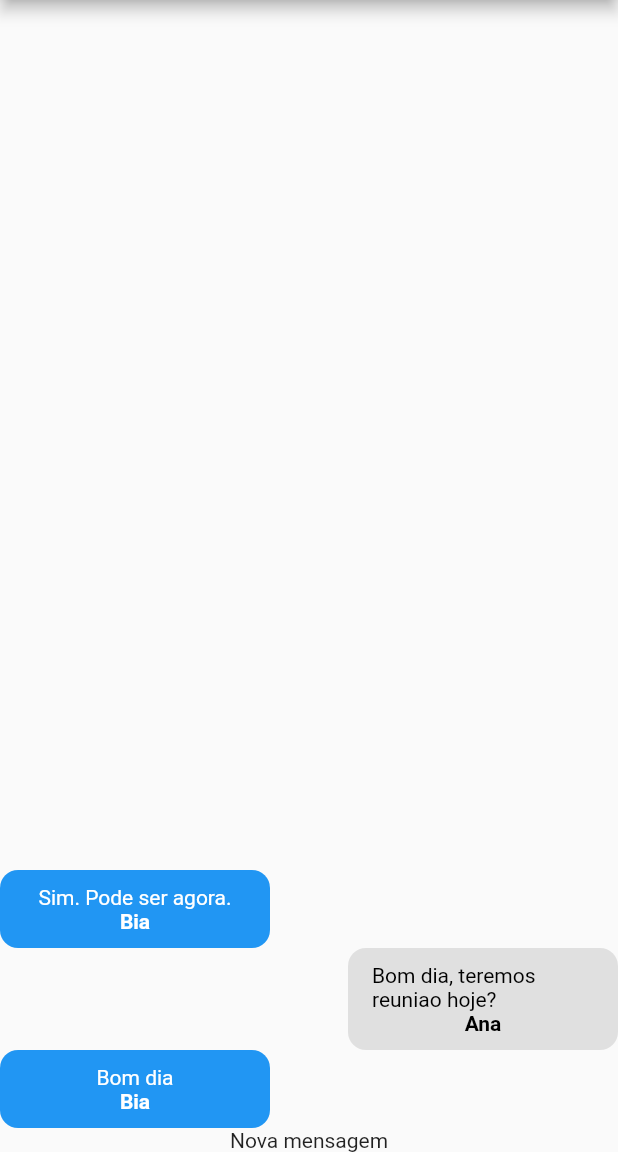
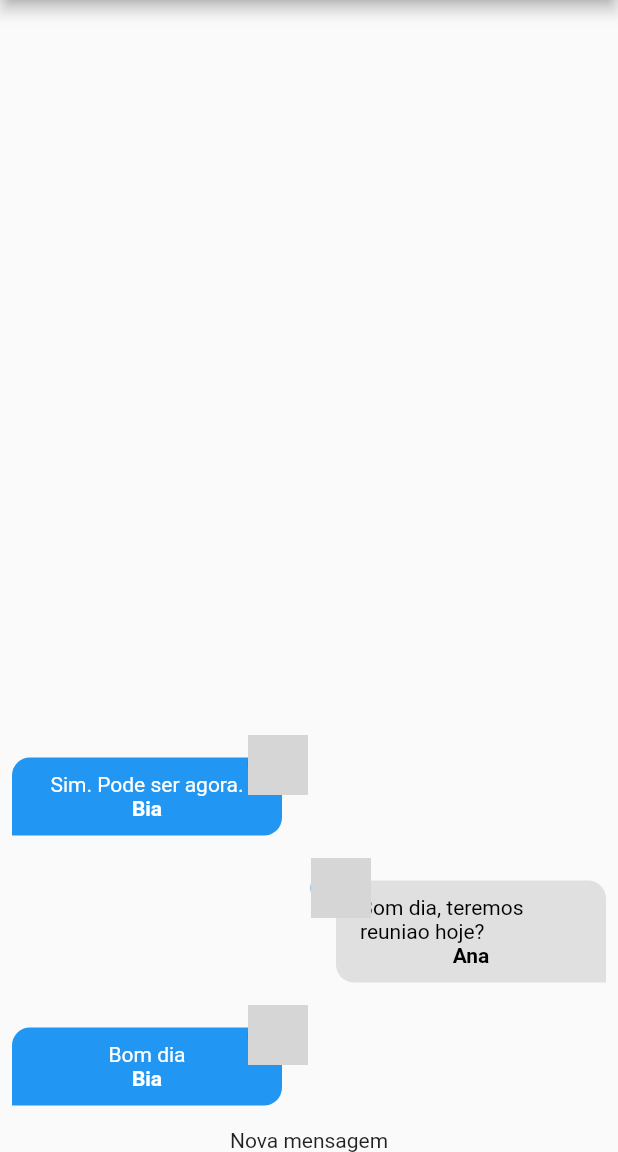
Before and after one commit to LuaDlc/chat_boom, a Flutter app: the screen it shows after launch, on a phone screen of 412 x 824 dp, the part 84-1236 px from its top. Run offline on Flutter 3.47's test engine with Material 2 defaults, Android fonts, the phone set to English and light mode, and no system bars; our stand-ins replace image_picker; accounts and stored records are empty; grey boxes are pictures that could not be loaded.

Commit message:
componente mensagem bubble: adicionando imagem

```diff
--- a/lib/components/message_bubble.dart
+++ b/lib/components/message_bubble.dart
@@ -1,9 +1,12 @@
 // ignore_for_file: public_member_api_docs, sort_constructors_first
+import 'dart:io';
+
 import 'package:flutter/material.dart';
 
 import 'package:chat/core/models/chat_message.dart';
 
 class MessageBubble extends StatelessWidget {
+  static const _defatultImage = 'assets/images/avatar.png';
   final ChatMessage message;
   final bool belongsToCurrentUser;
 
@@ -13,9 +16,34 @@ class MessageBubble extends StatelessWidget {
     required this.belongsToCurrentUser,
   }) : super(key: key);
 
+  Widget _showUserImage(String imageURL) {
+    ImageProvider? provider;
+
+    final uri = Uri.parse(imageURL);
+    /*
+  scheme é  protocolo, neste caso é o file
+  'file://...' protocolo local
+  'http://' rprotocolo rede
+  'https...'
+  */
+    if (uri.path.contains(_defatultImage)) {
+      provider = const AssetImage(_defatultImage);
+    }
+    if (uri.scheme.contains('http')) {
+      provider = NetworkImage(uri.toString());
+    } else {
+      provider = FileImage(File(uri.toString()));
+    }
+    return CircleAvatar(
+      backgroundImage: provider,
+    );
+  }
+
   @override
   Widget build(BuildContext context) {
-    return Row(
+    return Stack(
+      children: [
+        Row(
           mainAxisAlignment: belongsToCurrentUser
               ? MainAxisAlignment.end
               : MainAxisAlignment.start,
@@ -25,29 +53,46 @@ class MessageBubble extends StatelessWidget {
                     color: belongsToCurrentUser
                         ? Colors.grey.shade300
                         : Theme.of(context).primaryColor,
-                borderRadius: const BorderRadius.all(
-                  Radius.circular(12),
-                )),
+                    borderRadius: BorderRadius.only(
+                        topLeft: const Radius.circular(12),
+                        topRight: const Radius.circular(12),
+                        bottomLeft: belongsToCurrentUser
+                            ? const Radius.circular(12)
+                            : const Radius.circular(0),
+                        bottomRight: belongsToCurrentUser
+                            ? const Radius.circular(0)
+                            : const Radius.circular(12))),
                 width: 180,
-            padding: const EdgeInsets.symmetric(vertical: 10, horizontal: 16),
+                padding:
+                    const EdgeInsets.symmetric(vertical: 10, horizontal: 16),
+                margin: const EdgeInsets.symmetric(vertical: 15, horizontal: 8),
                 child: Column(
                   children: [
                     Text(
                       message.text,
                       style: TextStyle(
-                      color:
-                          belongsToCurrentUser ? Colors.black : Colors.white),
+                          color: belongsToCurrentUser
+                              ? Colors.black
+                              : Colors.white),
                     ),
                     Text(
                       message.userName,
                       style: TextStyle(
                           fontWeight: FontWeight.bold,
-                      color:
-                          belongsToCurrentUser ? Colors.black : Colors.white),
+                          color: belongsToCurrentUser
+                              ? Colors.black
+                              : Colors.white),
                     ),
                   ],
                 )),
           ],
+        ),
+        Positioned(
+            top: 0,
+            left: belongsToCurrentUser ? null : 165,
+            right: belongsToCurrentUser ? 165 : null,
+            child: _showUserImage(message.userImageURL)),
+      ],
     );
   }
 }
```
Lines whose indentation alone changed are shown as unchanged.
